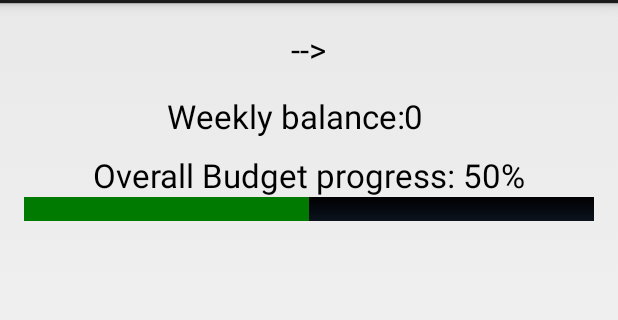
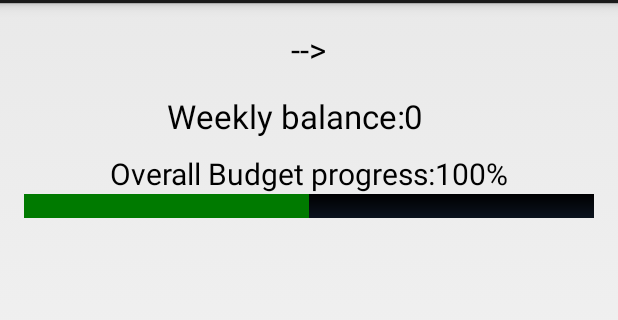
Before and after one commit to wmolyneux/StudentBudgetAppCS394, an Android app: the layout fragment_overview.xml on its own in the app's theme, with its tools: preview values and no code run, on a phone screen of 412 x 824 dp, the part 69-389 px from its top. Run offline under Robolectric (Android 15) with nearby library versions, the phone set to English and light mode, and no system bars.

Commit message:
- fixed resizing issue with overview fragment - implemented 0dp function for percentage on the overviewFragment - implemented some more welsh words

```diff
--- a/StudentBudgetApplication/src/main/java/uk/ac/aber/dcs/wim2/studentbudgetapplication/fragments/BudgetsFragment.java
+++ b/StudentBudgetApplication/src/main/java/uk/ac/aber/dcs/wim2/studentbudgetapplication/fragments/BudgetsFragment.java
@@ -115,7 +115,7 @@ public class BudgetsFragment extends Fragment implements AdapterView.OnItemSelec
     @Override
     public void onProgressChanged(SeekBar seekBar, int i, boolean b) {
         amount = i;
-        weeklyText.setText("Amount of weekly budget: "+currency+amount);
+        weeklyText.setText(getActivity().getString(R.string.budget_amount)+" "+currency+amount);
         remainingWeek.setText(currency+BalanceUtilities.getValueAs2dpString(weeklyBal-amount));
     }
 
@@ -145,11 +145,11 @@ public class BudgetsFragment extends Fragment implements AdapterView.OnItemSelec
                         createBudget();
                     }
                     else{
-                        Toast.makeText(getActivity(), "Budget must be more than "+currency+"0", Toast.LENGTH_LONG).show();
+                        Toast.makeText(getActivity(), getActivity().getString(R.string.budget_must_be_more_than)+" "+currency+"0", Toast.LENGTH_LONG).show();
                     }
                 }
                 else{
-                    Toast.makeText(getActivity(), "Budget for "+categories.getSelectedItem().toString()+" already exists!",
+                    Toast.makeText(getActivity(), categories.getSelectedItem().toString()+" "+getActivity().getString(R.string.budget_exists),
                             Toast.LENGTH_LONG).show();
                 }
                 break;
--- a/StudentBudgetApplication/src/main/java/uk/ac/aber/dcs/wim2/studentbudgetapplication/fragments/OverviewFragment.java
+++ b/StudentBudgetApplication/src/main/java/uk/ac/aber/dcs/wim2/studentbudgetapplication/fragments/OverviewFragment.java
@@ -74,9 +74,6 @@ public class OverviewFragment extends ListFragment {
 
     private void setup() {
         currency = FragmentUtilities.getCurrency(getActivity());
-//        weeklyIncome.setText(currency+BalanceUtilities.getValueAs2dpString(detail.getWeeklyIncome()));
-//        weeklyExpense.setText(currency+BalanceUtilities.getValueAs2dpString(detail.getWeeklyExpense()));
-
         setStartAndEndDates();
 
 
@@ -111,7 +108,7 @@ public class OverviewFragment extends ListFragment {
 
         float percent = ((Days.daysBetween(startDate, today).getDays()+1) * 100)/Float.valueOf(detail.getTotalWeeks());
 
-        overviewPercent.setText(BalanceUtilities.getValueAs2dpString(percent)+"%");
+        overviewPercent.setText(BalanceUtilities.getValueAs0dpString(percent)+"%");
         overviewProgress.setProgress((int)percent);
 
 
--- a/StudentBudgetApplication/src/main/java/uk/ac/aber/dcs/wim2/studentbudgetapplication/utils/BalanceUtilities.java
+++ b/StudentBudgetApplication/src/main/java/uk/ac/aber/dcs/wim2/studentbudgetapplication/utils/BalanceUtilities.java
@@ -196,5 +196,8 @@ public class BalanceUtilities {
         return String.format("%.2f", value);
     }
 
+    public static String getValueAs0dpString(Float value){
+        return String.format("%.0f", value);
+    }
 
 }
--- a/StudentBudgetApplication/src/main/res/layout/fragment_overview.xml
+++ b/StudentBudgetApplication/src/main/res/layout/fragment_overview.xml
@@ -130,14 +130,16 @@
                         android:layout_height="wrap_content"
                         android:textAppearance="?android:attr/textAppearanceLarge"
                         android:text="@string/overviewMainBudget"
-                        android:id="@+id/overviewBudgetText"/>
+                        android:id="@+id/overviewBudgetText"
+                        android:textSize="9pt"/>
 
                 <TextView
                         android:layout_width="wrap_content"
                         android:layout_height="wrap_content"
                         android:textAppearance="?android:attr/textAppearanceLarge"
-                        android:text=" 50%"
-                        android:id="@+id/overviewBudgetPercent"/>
+                        android:text="100%"
+                        android:id="@+id/overviewBudgetPercent"
+                        android:textSize="9pt"/>
             </LinearLayout>
 
             <ProgressBar
--- a/StudentBudgetApplication/src/main/res/values/strings.xml
+++ b/StudentBudgetApplication/src/main/res/values/strings.xml
@@ -151,6 +151,8 @@
     <string name="hello_world">Hello world!</string>
     <string name="arrow_symbol"><![CDATA[-->]]></string>
     <string name="overviewMainBudget">Overall Budget progress:</string>
+    <string name="budget_exists">"budget already exists!"</string>
+    <string name="budget_must_be_more_than">Budget must be more than</string>
 
 
 </resources>
```
Also changed, not shown: 2 other files.
